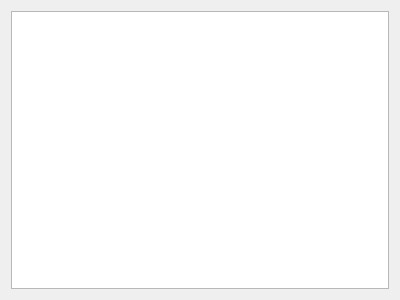
First picture: the form in QtTraining/QtMVC/TableMV/MainWidget.ui, repository liyuglikz/Training, before the edit.
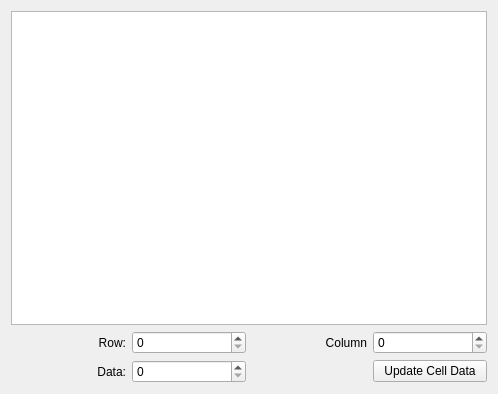
Second picture: the form after the edit.

Patch:
```diff
--- a/QtTraining/QtMVC/TableMV/MainWidget.ui
+++ b/QtTraining/QtMVC/TableMV/MainWidget.ui
@@ -6,17 +6,63 @@
    <rect>
     <x>0</x>
     <y>0</y>
-    <width>400</width>
-    <height>300</height>
+    <width>498</width>
+    <height>394</height>
    </rect>
   </property>
   <property name="windowTitle">
    <string>MainWidget</string>
   </property>
-  <layout class="QVBoxLayout" name="verticalLayout">
-   <item>
+  <layout class="QGridLayout" name="gridLayout">
+   <item row="1" column="0">
+    <widget class="QLabel" name="label_row">
+     <property name="text">
+      <string>Row:</string>
+     </property>
+     <property name="alignment">
+      <set>Qt::AlignRight|Qt::AlignTrailing|Qt::AlignVCenter</set>
+     </property>
+    </widget>
+   </item>
+   <item row="1" column="2">
+    <widget class="QLabel" name="label_column">
+     <property name="text">
+      <string>Column</string>
+     </property>
+     <property name="alignment">
+      <set>Qt::AlignRight|Qt::AlignTrailing|Qt::AlignVCenter</set>
+     </property>
+    </widget>
+   </item>
+   <item row="1" column="3">
+    <widget class="QSpinBox" name="spinBox_Column"/>
+   </item>
+   <item row="4" column="0">
+    <widget class="QLabel" name="label_data">
+     <property name="text">
+      <string>Data:</string>
+     </property>
+     <property name="alignment">
+      <set>Qt::AlignRight|Qt::AlignTrailing|Qt::AlignVCenter</set>
+     </property>
+    </widget>
+   </item>
+   <item row="0" column="0" colspan="4">
     <widget class="QTableView" name="tableView"/>
    </item>
+   <item row="1" column="1">
+    <widget class="QSpinBox" name="spinBox_Row"/>
+   </item>
+   <item row="4" column="1">
+    <widget class="QSpinBox" name="spinBox_newData"/>
+   </item>
+   <item row="4" column="3">
+    <widget class="QPushButton" name="pushButton_UpdateCellData">
+     <property name="text">
+      <string>Update Cell Data</string>
+     </property>
+    </widget>
+   </item>
   </layout>
  </widget>
  <layoutdefault spacing="6" margin="11"/>
```
